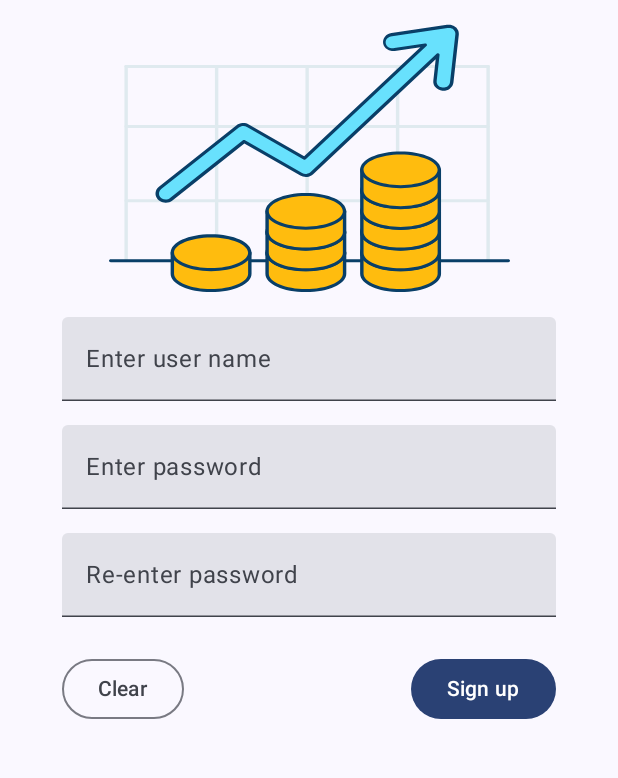
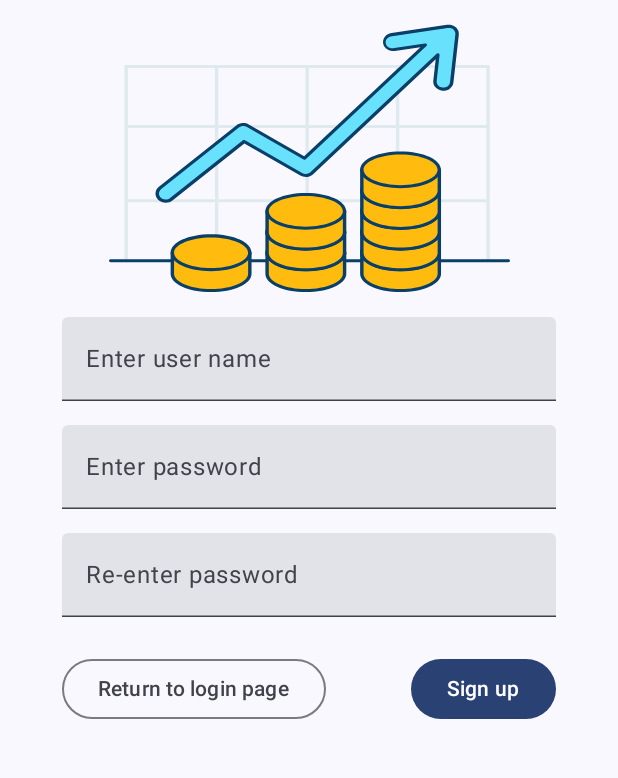
Before and after one commit to CheungHin-Hiu/Android-Finance-App, an Android app built with Jetpack Compose: the SignupScreen screen opened through its navigation route, on a phone screen of 412 x 824 dp, the part 298-1076 px from its top. Run offline under Robolectric (Android 15) with nearby library versions, the phone set to English and light mode, and no system bars; libraries missing offline, so code that uses them is left out: com.jakewharton.retrofit2.

Commit message:
Changed clear button at signup page to return to login page button

```diff
--- a/Frontend/app/src/main/java/com/example/androidfinanceapp/ui/signup/SignupScreen.kt
+++ b/Frontend/app/src/main/java/com/example/androidfinanceapp/ui/signup/SignupScreen.kt
@@ -89,11 +89,9 @@ fun SignupScreen(
             verticalAlignment = Alignment.CenterVertically,
         ) {
             OutlinedButton(onClick = {
-                username = ""
-                password = ""
-                confirmPassword = ""
+                navController.navigate(Screens.LoginScreen.route)
             }) {
-                Text(stringResource(R.string.clear_button_text))
+                Text(stringResource(R.string.return_login_button))
             }
             Button(onClick = {signupViewModel.signup(username, password, confirmPassword)}) {
                 Text(stringResource(R.string.sign_up))
--- a/Frontend/app/src/main/res/values/strings.xml
+++ b/Frontend/app/src/main/res/values/strings.xml
@@ -6,7 +6,6 @@
     <string name="login_button_text">Login</string>
     <string name="reenter_password">Re-enter password</string>
     <string name="sign_up">Sign up</string>
-    <string name="clear_button_text">Clear</string>
     <string name="top_finance_logo">Top Finance Logo</string>
     <string name="dismiss_button">Dismiss</string>
     <string name="return_login_button">Return to login page</string>
```
